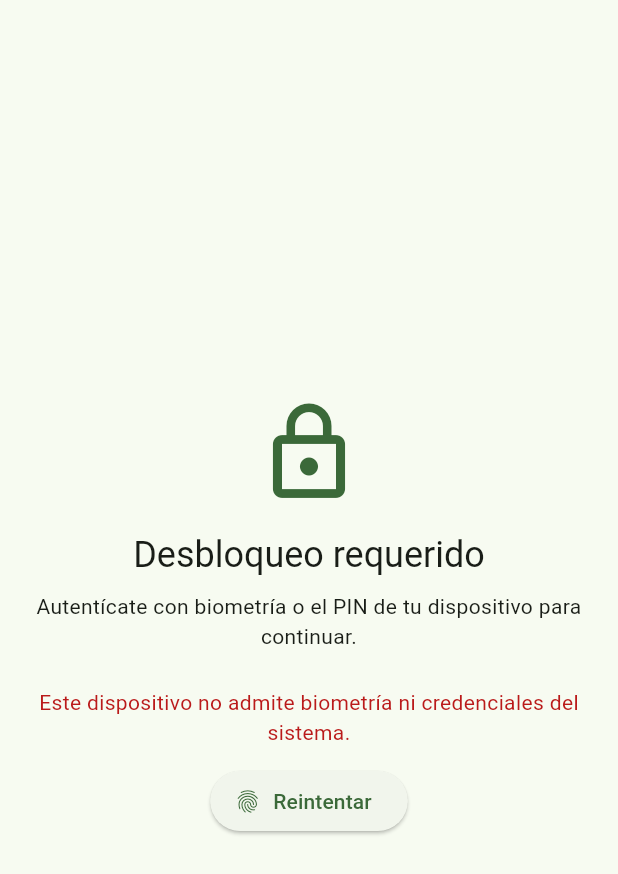
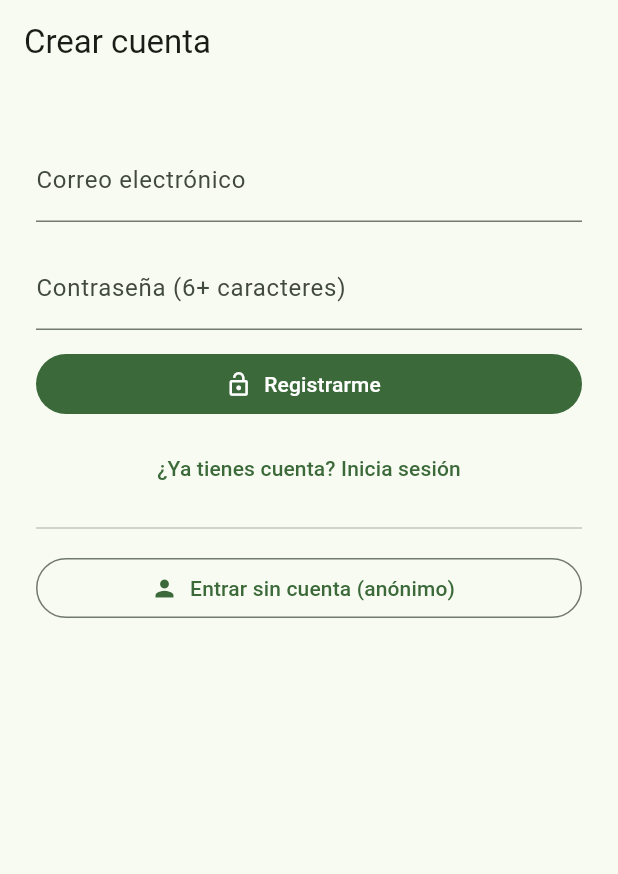
Before and after one commit to raulpereira-01/finance-app, a Flutter app: the screen it shows after launch, on a phone screen of 412 x 824 dp. Shown: the top 874 px of the screen. Run offline on Flutter 3.47's test engine with Material 3 defaults, Android fonts, the phone set to English and light mode, and no system bars; our stand-ins replace firebase_auth, firebase_core, fl_chart, hive, hive_flutter, local_auth; accounts and stored records are empty.

Commit message:
Add Firebase auth gate and firebase assets

```diff
--- a/lib/main.dart
+++ b/lib/main.dart
@@ -10,6 +10,7 @@ import 'package:finance_app/presentation/screens/main/main_screen.dart';
 import 'package:finance_app/presentation/state/app_settings_controller.dart';
 import 'package:finance_app/presentation/state/app_settings_scope.dart';
 import 'package:finance_app/presentation/widgets/authentication_gate.dart';
+import 'package:finance_app/presentation/widgets/firebase_auth_gate.dart';
 import 'package:flutter/material.dart';
 import 'package:flutter_localizations/flutter_localizations.dart';
 import 'package:hive_flutter/hive_flutter.dart';
@@ -67,8 +68,10 @@ class FinanceApp extends StatelessWidget {
               GlobalWidgetsLocalizations.delegate,
               GlobalCupertinoLocalizations.delegate,
             ],
-            home: const AuthenticationGate(
-              child: MainScreen(),
+            home: FirebaseAuthGate(
+              authenticatedChild: const AuthenticationGate(
+                child: MainScreen(),
+              ),
             ),
           );
         },
--- /dev/null
+++ b/lib/presentation/widgets/firebase_auth_gate.dart
@@ -0,0 +1,213 @@
+import 'package:firebase_auth/firebase_auth.dart';
+import 'package:flutter/material.dart';
+
+class FirebaseAuthGate extends StatelessWidget {
+  final Widget authenticatedChild;
+
+  const FirebaseAuthGate({super.key, required this.authenticatedChild});
+
+  @override
+  Widget build(BuildContext context) {
+    return StreamBuilder<User?>(
+      stream: FirebaseAuth.instance.authStateChanges(),
+      builder: (context, snapshot) {
+        if (snapshot.connectionState == ConnectionState.waiting) {
+          return const Scaffold(
+            body: Center(
+              child: CircularProgressIndicator(),
+            ),
+          );
+        }
+
+        if (snapshot.hasError) {
+          return Scaffold(
+            body: Center(
+              child: Padding(
+                padding: const EdgeInsets.all(24),
+                child: Text(
+                  'Error al verificar sesión: ${snapshot.error}',
+                  textAlign: TextAlign.center,
+                ),
+              ),
+            ),
+          );
+        }
+
+        if (snapshot.data != null) {
+          return authenticatedChild;
+        }
+
+        return const _EmailPasswordAuthScreen();
+      },
+    );
+  }
+}
+
+class _EmailPasswordAuthScreen extends StatefulWidget {
+  const _EmailPasswordAuthScreen();
+
+  @override
+  State<_EmailPasswordAuthScreen> createState() => _EmailPasswordAuthScreenState();
+}
+
+class _EmailPasswordAuthScreenState extends State<_EmailPasswordAuthScreen> {
+  final _emailController = TextEditingController();
+  final _passwordController = TextEditingController();
+  bool _isRegisterMode = true;
+  bool _loading = false;
+  String? _error;
+
+  @override
+  void dispose() {
+    _emailController.dispose();
+    _passwordController.dispose();
+    super.dispose();
+  }
+
+  Future<void> _submit() async {
+    setState(() {
+      _loading = true;
+      _error = null;
+    });
+
+    try {
+      final email = _emailController.text.trim();
+      final password = _passwordController.text.trim();
+
+      if (email.isEmpty || password.isEmpty) {
+        throw FirebaseAuthException(
+          code: 'empty-fields',
+          message: 'Ingresa correo y contraseña para continuar.',
+        );
+      }
+
+      if (_isRegisterMode) {
+        await FirebaseAuth.instance.createUserWithEmailAndPassword(
+          email: email,
+          password: password,
+        );
+      } else {
+        await FirebaseAuth.instance.signInWithEmailAndPassword(
+          email: email,
+          password: password,
+        );
+      }
+    } on FirebaseAuthException catch (error) {
+      setState(() {
+        _error = error.message ?? 'No se pudo completar la operación.';
+      });
+    } catch (_) {
+      setState(() {
+        _error = 'No se pudo completar la operación.';
+      });
+    } finally {
+      if (mounted) {
+        setState(() {
+          _loading = false;
+        });
+      }
+    }
+  }
+
+  Future<void> _signInAnonymously() async {
+    setState(() {
+      _loading = true;
+      _error = null;
+    });
+
+    try {
+      await FirebaseAuth.instance.signInAnonymously();
+    } on FirebaseAuthException catch (error) {
+      setState(() {
+        _error = error.message ?? 'No se pudo iniciar sesión anónima.';
+      });
+    } finally {
+      if (mounted) {
+        setState(() {
+          _loading = false;
+        });
+      }
+    }
+  }
+
+  @override
+  Widget build(BuildContext context) {
+    final title = _isRegisterMode ? 'Crear cuenta' : 'Iniciar sesión';
+    final actionLabel = _isRegisterMode ? 'Registrarme' : 'Entrar';
+    final toggleLabel = _isRegisterMode ? '¿Ya tienes cuenta? Inicia sesión' : '¿Aún no tienes cuenta? Regístrate';
+
+    return Scaffold(
+      appBar: AppBar(
+        title: Text(title),
+      ),
+      body: SafeArea(
+        child: SingleChildScrollView(
+          padding: const EdgeInsets.all(24),
+          child: Column(
+            crossAxisAlignment: CrossAxisAlignment.stretch,
+            children: [
+              const SizedBox(height: 12),
+              TextField(
+                controller: _emailController,
+                keyboardType: TextInputType.emailAddress,
+                autofillHints: const [AutofillHints.email],
+                decoration: const InputDecoration(
+                  labelText: 'Correo electrónico',
+                ),
+              ),
+              const SizedBox(height: 16),
+              TextField(
+                controller: _passwordController,
+                obscureText: true,
+                autofillHints: const [AutofillHints.password],
+                decoration: const InputDecoration(
+                  labelText: 'Contraseña (6+ caracteres)',
+                ),
+              ),
+              const SizedBox(height: 12),
+              if (_error != null)
+                Padding(
+                  padding: const EdgeInsets.only(bottom: 12),
+                  child: Text(
+                    _error!,
+                    style: TextStyle(
+                      color: Theme.of(context).colorScheme.error,
+                    ),
+                  ),
+                ),
+              FilledButton.icon(
+                onPressed: _loading ? null : _submit,
+                icon: _loading
+                    ? const SizedBox(
+                        width: 20,
+                        height: 20,
+                        child: CircularProgressIndicator(strokeWidth: 2),
+                      )
+                    : const Icon(Icons.lock_open),
+                label: Text(actionLabel),
+              ),
+              const SizedBox(height: 8),
+              TextButton(
+                onPressed: _loading
+                    ? null
+                    : () {
+                        setState(() {
+                          _isRegisterMode = !_isRegisterMode;
+                          _error = null;
+                        });
+                      },
+                child: Text(toggleLabel),
+              ),
+              const Divider(height: 32),
+              OutlinedButton.icon(
+                onPressed: _loading ? null : _signInAnonymously,
+                icon: const Icon(Icons.person),
+                label: const Text('Entrar sin cuenta (anónimo)'),
+              ),
+            ],
+          ),
+        ),
+      ),
+    );
+  }
+}
```
Also changed, not shown: 4 other files.
